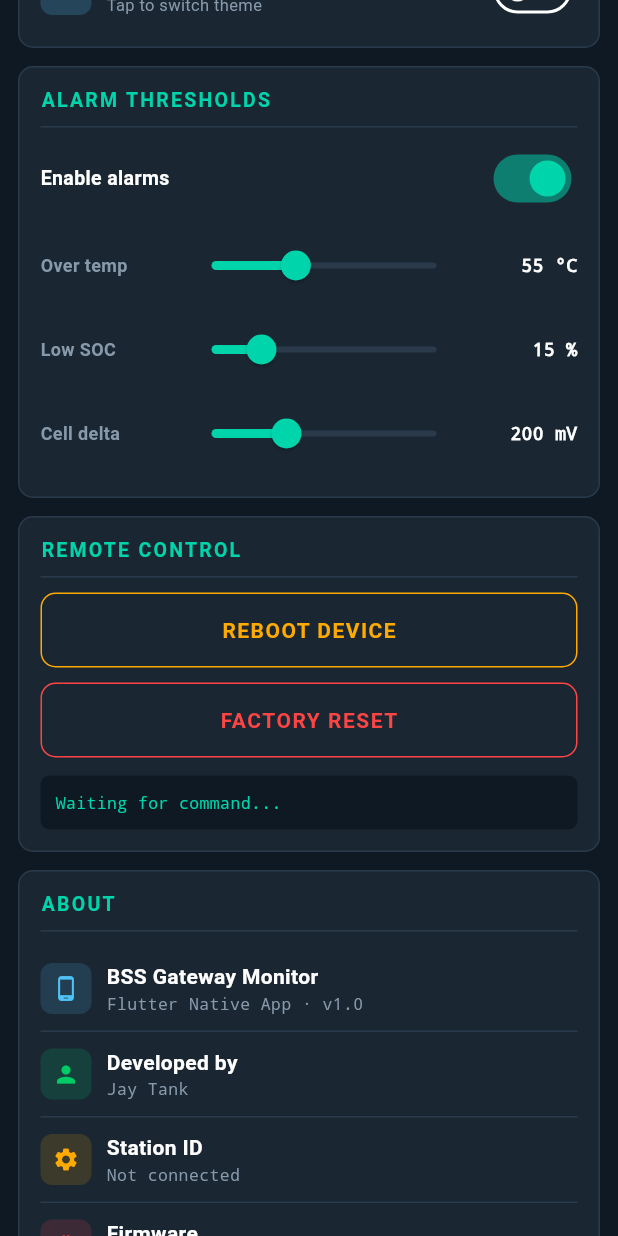
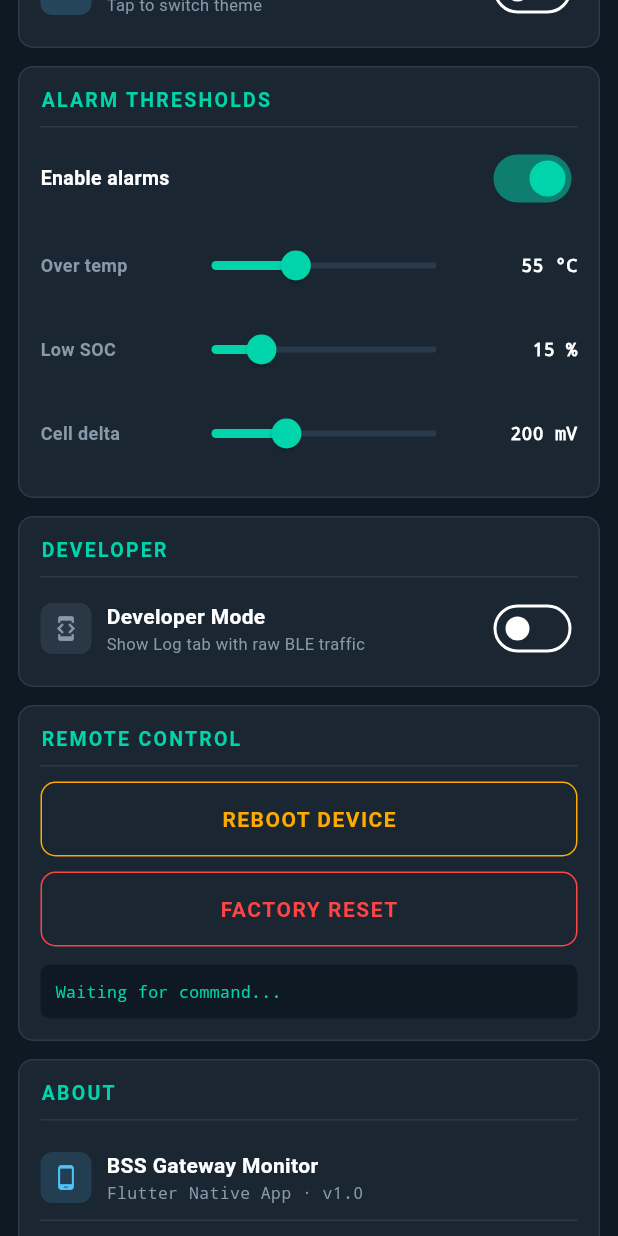
Before and after one commit to Tank-Jay/bss-gateway-monitor, a Flutter app: the SettingsTab widget shown alone on an empty page, opened directly with empty values, scrolled down 576 dp, on a phone screen of 412 x 824 dp. Run offline on Flutter 3.47's test engine with Material 3 defaults, Android fonts, the phone set to English and light mode, and no system bars; our stand-ins replace flutter_blue_plus, package_info_plus, permission_handler, share_plus, shared_preferences; accounts and stored records are empty; network calls fail.

Commit message:
v1.0.11: developer mode gates Log tab visibility
- Log tab hidden from bottom nav by default; reveal with
  Settings → DEVELOPER → Developer Mode toggle
- Dev mode flag persisted in SharedPreferences
- HomeScreen now uses ValueListenableBuilder on
  devModeNotifier so toggling rebuilds nav immediately
- Tab index clamped on dev-mode-off so we don't end up on
  a now-missing Log page

Co-Authored-By: Claude Opus 4.7 (1M context) <noreply@anthropic.com>

```diff
--- a/mobile_app/lib/main.dart
+++ b/mobile_app/lib/main.dart
@@ -128,6 +128,20 @@ Future<void> toggleTheme(ThemeMode mode) async {
   await prefs.setString('bss_theme', mode == ThemeMode.light ? 'light' : 'dark');
 }
 
+// Developer mode — gates visibility of the Log tab (verbose BLE traffic).
+final ValueNotifier<bool> devModeNotifier = ValueNotifier(false);
+
+Future<void> loadDevMode() async {
+  final prefs = await SharedPreferences.getInstance();
+  devModeNotifier.value = prefs.getBool('bss_dev_mode') ?? false;
+}
+
+Future<void> setDevMode(bool v) async {
+  devModeNotifier.value = v;
+  final prefs = await SharedPreferences.getInstance();
+  await prefs.setBool('bss_dev_mode', v);
+}
+
 // ══════════════════════════════════════════════════════════════
 //  Alarm thresholds — persist via SharedPreferences
 // ══════════════════════════════════════════════════════════════
@@ -260,6 +274,7 @@ List<String> evaluateAlarms(Map<String, dynamic>? podSummary) {
 void main() async {
   WidgetsFlutterBinding.ensureInitialized();
   await loadSavedTheme();
+  await loadDevMode();
   await alarmThresholds.load();
   await UpdateChecker.init();
   runApp(const BssApp());
@@ -899,12 +914,23 @@ class _HomeScreenState extends State<HomeScreen> {
 
   @override
   Widget build(BuildContext context) {
-    final pages = [
+    return ValueListenableBuilder<bool>(
+      valueListenable: devModeNotifier,
+      builder: (_, devMode, __) => _buildHome(devMode),
+    );
+  }
+
+  Widget _buildHome(bool devMode) {
+    // Build tabs: Log is inserted only when Developer Mode is on.
+    final pages = <Widget>[
       DashboardTab(ble: _ble),
       PodDetailTab(ble: _ble),
-      LogTab(ble: _ble),
+      if (devMode) LogTab(ble: _ble),
       SettingsTab(ble: _ble),
     ];
+
+    // Clamp current index if dev mode was just turned off and we were on Log.
+    if (_tabIdx >= pages.length) _tabIdx = pages.length - 1;
 
     return Scaffold(
       backgroundColor: Palette.bg,
@@ -984,11 +1010,12 @@ class _HomeScreenState extends State<HomeScreen> {
         onTap: (i) => setState(() => _tabIdx = i),
         selectedLabelStyle: const TextStyle(fontSize: 10, fontWeight: FontWeight.w700),
         unselectedLabelStyle: const TextStyle(fontSize: 10, fontWeight: FontWeight.w700),
-        items: const [
-          BottomNavigationBarItem(icon: Icon(Icons.dashboard_outlined, size: 20), activeIcon: Icon(Icons.dashboard, size: 20), label: 'Dashboard'),
-          BottomNavigationBarItem(icon: Icon(Icons.battery_charging_full_outlined, size: 20), activeIcon: Icon(Icons.battery_charging_full, size: 20), label: 'Pods'),
-          BottomNavigationBarItem(icon: Icon(Icons.list_alt_outlined, size: 20), activeIcon: Icon(Icons.list_alt, size: 20), label: 'Log'),
-          BottomNavigationBarItem(icon: Icon(Icons.person_outlined, size: 20), activeIcon: Icon(Icons.person, size: 20), label: 'Profile'),
+        items: [
+          const BottomNavigationBarItem(icon: Icon(Icons.dashboard_outlined, size: 20), activeIcon: Icon(Icons.dashboard, size: 20), label: 'Dashboard'),
+          const BottomNavigationBarItem(icon: Icon(Icons.battery_charging_full_outlined, size: 20), activeIcon: Icon(Icons.battery_charging_full, size: 20), label: 'Pods'),
+          if (devMode)
+            const BottomNavigationBarItem(icon: Icon(Icons.list_alt_outlined, size: 20), activeIcon: Icon(Icons.list_alt, size: 20), label: 'Log'),
+          const BottomNavigationBarItem(icon: Icon(Icons.person_outlined, size: 20), activeIcon: Icon(Icons.person, size: 20), label: 'Profile'),
         ],
       ),
     );
@@ -1704,6 +1731,36 @@ class SettingsTab extends StatelessWidget {
           ),
         ),
 
+        // Developer mode (gates Log tab visibility)
+        _Card(
+          title: const Text('DEVELOPER'),
+          child: ValueListenableBuilder<bool>(
+            valueListenable: devModeNotifier,
+            builder: (_, on, __) => Row(children: [
+              Container(
+                width: 34, height: 34,
+                decoration: BoxDecoration(color: Palette.textDim.withOpacity(0.15), borderRadius: BorderRadius.circular(8)),
+                child: Icon(Icons.developer_mode, size: 18, color: Palette.textDim),
+              ),
+              const SizedBox(width: 10),
+              Expanded(child: Column(
+                crossAxisAlignment: CrossAxisAlignment.start,
+                children: [
+                  const Text('Developer Mode',
+                    style: TextStyle(fontSize: 14, fontWeight: FontWeight.w700)),
+                  Text('Show Log tab with raw BLE traffic',
+                    style: TextStyle(fontSize: 11, color: Palette.textDim)),
+                ],
+              )),
+              Switch(
+                value: on,
+                activeColor: Palette.accent,
+                onChanged: (v) => setDevMode(v),
+              ),
+            ]),
+          ),
+        ),
+
         // Control commands
         _Card(
           title: const Text('REMOTE CONTROL'),
--- a/mobile_app/pubspec.yaml
+++ b/mobile_app/pubspec.yaml
@@ -1,7 +1,7 @@
 name: bss_gateway_monitor
 description: BSS IoT Gateway BLE Monitor — ESP32-S3
 publish_to: 'none'
-version: 1.0.10+11
+version: 1.0.11+12
 
 environment:
   sdk: '>=3.0.0 <4.0.0'
```
